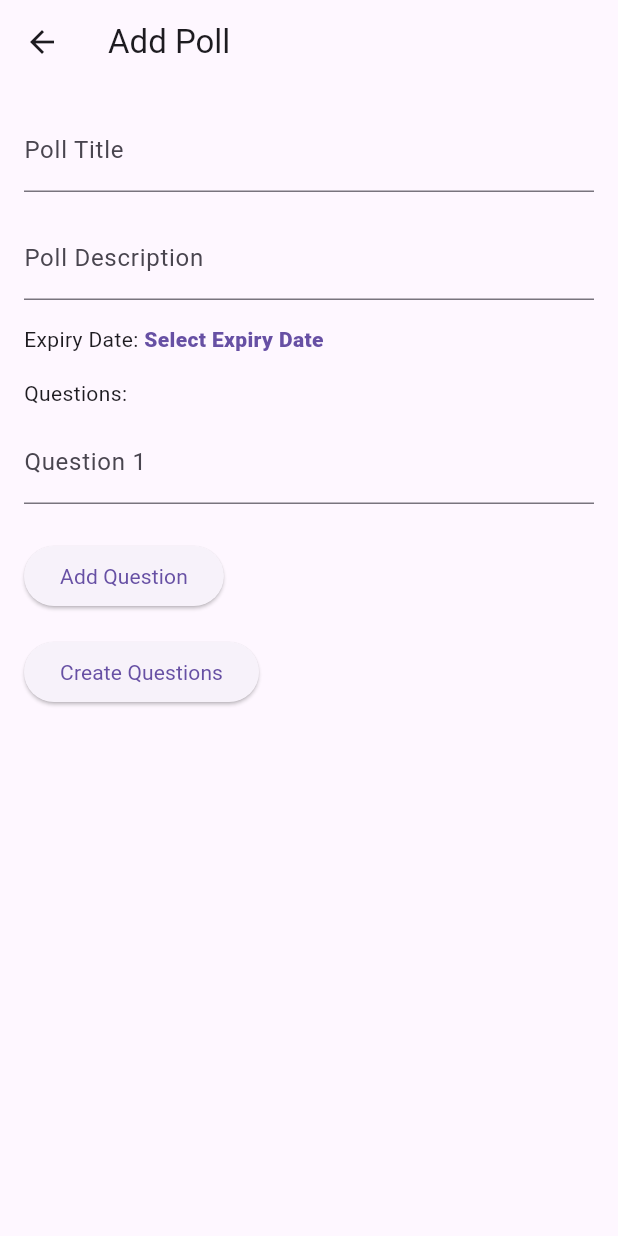
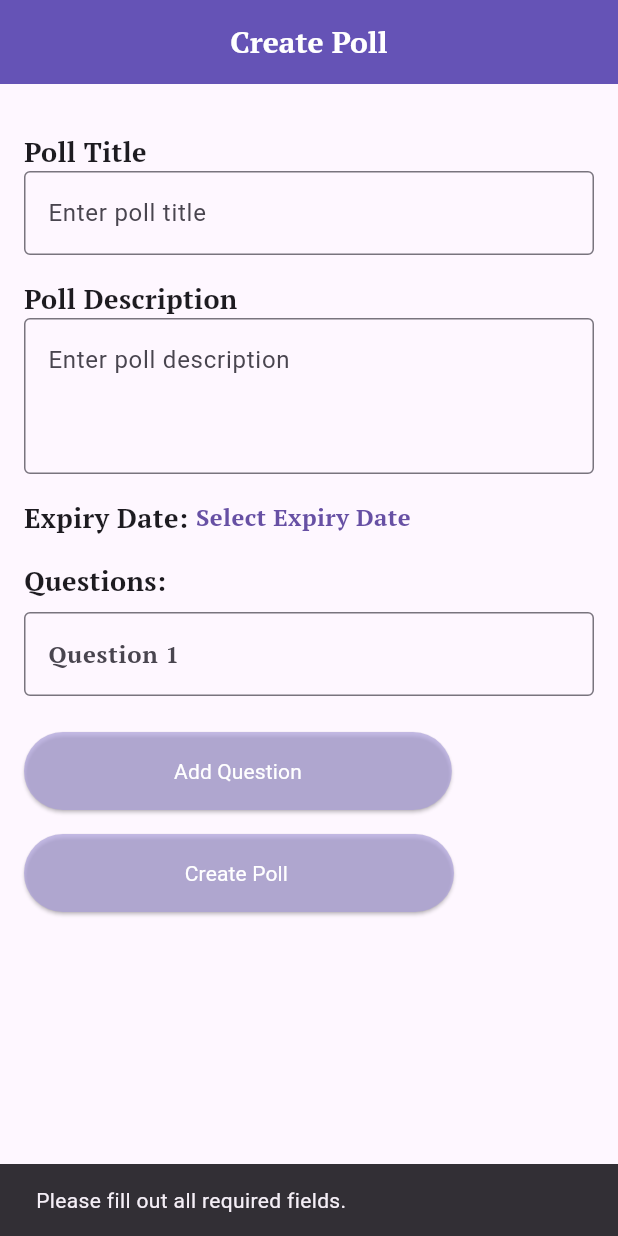
Before and after one commit to ktruong2702/Policy_Vote, a Flutter app: the AddPollPage screen opened directly, after a tap on "Add Question", after a tap on "Create Poll", on a phone screen of 412 x 824 dp. Run offline on Flutter 3.47's test engine with Material 3 defaults, Android fonts, the light colour scheme and no system bars; our stand-ins replace cloud_firestore, firebase_auth, firebase_core; accounts and stored records are empty; network calls fail; project files that could hold a hidden picture were left out.

Commit message:
creatorpoll layouts

```diff
--- a/lib/model/my_user.dart
+++ b/lib/model/my_user.dart
@@ -4,6 +4,7 @@ class MyUser {
   final String l_name;
   final String username;
   final String password;
+  final String role;
   final String uid; // Add uid field
 
   MyUser({
@@ -12,6 +13,7 @@ class MyUser {
     required this.l_name,
     required this.username,
     required this.password,
+    required this.role,
     required this.uid, // Initialize uid in the constructor
   });
 }
--- a/lib/page/CreatorPoll/createpolls.dart
+++ b/lib/page/CreatorPoll/createpolls.dart
@@ -1,5 +1,7 @@
+import 'package:bai3/page/CreatorPoll/mainpageCreator.dart';
 import 'package:cloud_firestore/cloud_firestore.dart';
 import 'package:flutter/material.dart';
+import 'package:bai3/model/my_user.dart';
 
 class AddPollPage extends StatefulWidget {
   @override
@@ -24,31 +26,23 @@ class _AddPollPageState extends State<AddPollPage> {
     });
   }
 
-  void _createPoll() async {
-    try {
-      // Tạo một bản ghi mới trong bộ sưu tập polls
-      var pollDoc = await FirebaseFirestore.instance.collection('polls').add({
-        'title': titleController.text,
-        'description': descriptionController.text,
-        'expired_time': selectedExpiryDate,
-      });
-
-      print('Poll created successfully');
-
-      // Hiển thị nút để thêm câu hỏi sau khi poll đã được tạo thành công
-      setState(() {
-        _showAddQuestionButton = true;
-      });
-    } catch (error) {
-      print('Error creating poll: $error');
-    }
+  void _createQuestions() async {
+    if (titleController.text.isEmpty ||
+        descriptionController.text.isEmpty ||
+        selectedExpiryDate == null ||
+        questions.isEmpty) {
+      // Show an error message on the UI
+      ScaffoldMessenger.of(context).showSnackBar(
+        const SnackBar(
+          content: Text('Please fill out all required fields.'),
+          duration: Duration(seconds: 2),
+        ),
+      );
+      return;
     }
 
-  bool _showAddQuestionButton = false;
-
-  void _createQuestions() async {
     try {
-    // Tạo một bản ghi mới trong bộ sưu tập polls
+      // Create a new record in the 'polls' collection
       var pollDoc = await FirebaseFirestore.instance.collection('polls').add({
         'title': titleController.text,
         'description': descriptionController.text,
@@ -57,8 +51,9 @@ class _AddPollPageState extends State<AddPollPage> {
 
       for (var question in questions) {
         if (question.isNotEmpty) {
-        // Thêm mỗi câu hỏi vào bộ sưu tập questions cùng cấp với bộ sưu tập polls
-        var questionDoc = await FirebaseFirestore.instance.collection('questions').add({
+          // Add each question to the 'questions' collection under the poll
+          var questionDoc =
+              await FirebaseFirestore.instance.collection('questions').add({
             'poll_id': pollDoc.id,
             'question_txt': question,
           });
@@ -66,8 +61,45 @@ class _AddPollPageState extends State<AddPollPage> {
           print('Question ${questionDoc.id} added to poll ${pollDoc.id}');
         }
       }
+
+      // Show a success message on the UI
+      ScaffoldMessenger.of(context).showSnackBar(
+        const SnackBar(
+          content: Text('Poll successfully created.'),
+          duration: Duration(seconds: 2),
+        ),
+      );
+
+      // Clear the form after successful creation
+      titleController.clear();
+      descriptionController.clear();
+      selectedExpiryDate = null;
+      questions.clear();
+
+      // Create an instance of MyUser
+      MyUser user = MyUser(
+        email: 'example@example.com',
+        f_name: 'First',
+        l_name: 'Last',
+        username: 'username',
+        password: 'password',
+        role: 'user',
+        uid: '12345', // Initialize with your actual uid
+      );
+
+      // Navigate to the MainpageCreator with the user object
+      Navigator.push(
+        context,
+        MaterialPageRoute(builder: (context) => MainpageCreator(user: user)),
+      );
     } catch (error) {
-    print('Error creating poll: $error');
+      // Show an error message on the UI
+      ScaffoldMessenger.of(context).showSnackBar(
+        SnackBar(
+          content: Text('Error creating poll: $error'),
+          duration: const Duration(seconds: 2),
+        ),
+      );
     }
   }
 
@@ -89,26 +121,58 @@ class _AddPollPageState extends State<AddPollPage> {
   Widget build(BuildContext context) {
     return Scaffold(
       appBar: AppBar(
-        title: Text('Add Poll'),
+        automaticallyImplyLeading: false,
+        centerTitle: true,
+        title: const Text(
+          'Create Poll',
+          style: TextStyle(
+              color: Colors.white,
+              fontSize: 20.0,
+              fontWeight: FontWeight.bold,
+              fontFamily: 'PTSerif'),
+        ),
+        backgroundColor: const Color.fromARGB(255, 101, 83, 182),
+        elevation: 0,
       ),
       body: SingleChildScrollView(
-        padding: EdgeInsets.all(16.0),
+        padding: const EdgeInsets.all(16.0),
         child: Column(
           crossAxisAlignment: CrossAxisAlignment.start,
           children: [
+            const SizedBox(height: 16.0),
+            const Text(
+              'Poll Title',
+              style: TextStyle(fontWeight: FontWeight.bold, fontSize: 18.0, fontFamily: 'PTSerif'),
+            ),
             TextField(
               controller: titleController,
-              decoration: InputDecoration(labelText: 'Poll Title'),
+              decoration: const InputDecoration(
+                hintText: 'Enter poll title',
+                labelStyle: TextStyle(fontFamily: 'PTSerif'),
+                border: OutlineInputBorder(),
               ),
-            SizedBox(height: 16.0),
+            ),
+            const SizedBox(height: 16.0),
+            const Text(
+              'Poll Description',
+              style: TextStyle(fontWeight: FontWeight.bold, fontSize: 18.0, fontFamily: 'PTSerif'),
+            ),
             TextField(
               controller: descriptionController,
-              decoration: InputDecoration(labelText: 'Poll Description'),
+              maxLines: 3,
+              decoration: const InputDecoration(
+                hintText: 'Enter poll description',
+                labelStyle: TextStyle(fontFamily: 'PTSerif'),
+                border: OutlineInputBorder(),
               ),
-            SizedBox(height: 16.0),
+            ),
+            const SizedBox(height: 16.0),
             Row(
               children: [
-                Text('Expiry Date: '),
+                const Text(
+                  'Expiry Date: ',
+                  style: TextStyle(fontWeight: FontWeight.bold, fontSize: 18.0, fontFamily: 'PTSerif'),
+                ),
                 InkWell(
                   onTap: () {
                     _selectExpiryDate(context);
@@ -120,17 +184,23 @@ class _AddPollPageState extends State<AddPollPage> {
                     style: TextStyle(
                       color: Theme.of(context).primaryColor,
                       fontWeight: FontWeight.bold,
+                      fontFamily: 'PTSerif',
+                      fontSize: 16.0,
                     ),
                   ),
                 ),
               ],
             ),
-            SizedBox(height: 16.0),
-            Text('Questions:'),
-            ...questions.asMap().entries.map((entry) {
+            const SizedBox(height: 16.0),
+            const Text(
+              'Questions:',
+              style: TextStyle(fontWeight: FontWeight.bold, fontSize: 18.0, fontFamily: 'PTSerif'),
+            ),
+            Column(
+              children: questions.asMap().entries.map((entry) {
                 int index = entry.key;
                 return Padding(
-                padding: EdgeInsets.symmetric(vertical: 8.0),
+                  padding: const EdgeInsets.symmetric(vertical: 8.0),
                   child: Row(
                     children: [
                       Expanded(
@@ -138,26 +208,47 @@ class _AddPollPageState extends State<AddPollPage> {
                           onChanged: (value) {
                             _updateQuestion(index, value);
                           },
-                        decoration:
-                            InputDecoration(labelText: 'Question ${index + 1}'),
+                          decoration: InputDecoration(
+                            labelText: 'Question ${index + 1}',
+                            labelStyle: const TextStyle(fontFamily: 'PTSerif'),
+                            border: const OutlineInputBorder(),
+                          ),
                         ),
                       ),
                     ],
                   ),
                 );
               }).toList(),
-            SizedBox(height: 16.0),
+            ),
+            const SizedBox(height: 16.0),
             ElevatedButton(
               onPressed: _addQuestion,
-              child: Text('Add Question'),
+              style: ButtonStyle(
+                padding: MaterialStateProperty.all<EdgeInsetsGeometry>(
+                  const EdgeInsets.symmetric(horizontal: 100.0, vertical: 16.0),
                 ),
-            SizedBox(height: 16.0),
+                backgroundColor: MaterialStateProperty.all<Color>(
+                  const Color.fromARGB(171, 170, 159, 218),
+                ),
+                foregroundColor: MaterialStateProperty.all<Color>(Colors.white),
+              ),
+              child: const Text('Add Question'),
+            ),
+            const SizedBox(height: 16.0),
             ElevatedButton(
-              onPressed:
-                  _showAddQuestionButton ? _createQuestions : _createPoll,
-              child: Text(
-                  _showAddQuestionButton ? 'Create Questions' : 'Create Poll'),
+              onPressed: _createQuestions,
+              style: ButtonStyle(
+                padding: MaterialStateProperty.all<EdgeInsetsGeometry>(
+                  const EdgeInsets.symmetric(horizontal: 100.0, vertical: 16.0),
                 ),
+                backgroundColor: MaterialStateProperty.all<Color>(
+                  const Color.fromARGB(171, 170, 159, 218),
+                ),
+                foregroundColor: MaterialStateProperty.all<Color>(Colors.white),
+              ),
+              child: const Text('  Create Poll   '),
+            ),
+            const SizedBox(height: 16.0),
           ],
         ),
       ),
--- a/lib/page/CreatorPoll/mainpageCreator.dart
+++ b/lib/page/CreatorPoll/mainpageCreator.dart
@@ -1,9 +1,8 @@
 import 'package:bai3/model/my_user.dart';
+import 'package:bai3/page/CreatorPoll/createpolls.dart';
+import 'package:bai3/page/CreatorPoll/detail.dart';
 import 'package:bai3/page/defaultwidget.dart';
 import 'package:bai3/page/detail.dart';
-import 'package:bai3/page/home.dart';
-import 'package:bai3/page/polls.dart';
-import 'package:bai3/page/recentPoll.dart';
 import 'package:flutter/material.dart';
 
 class MainpageCreator extends StatefulWidget {
@@ -30,18 +29,14 @@ class _MainpageState extends State<MainpageCreator> {
       case 0:
         {
 
-          return PollAnswerResult(userId: widget.user.uid );
+          return UpdatePollPage();
 
         }
       case 1:
         {
-          return HomePage(user: widget.user);
+          return AddPollPage();
         }
       case 2:
-        {
-          return const RecentPollPage();
-        }
-      case 3:
         {
           return UserDetailPage(
               user: widget.user,
--- a/lib/page/login.dart
+++ b/lib/page/login.dart
@@ -1,5 +1,6 @@
 import 'package:bai3/mainpage.dart';
 import 'package:bai3/model/my_user.dart';
+import 'package:bai3/page/CreatorPoll/mainpageCreator.dart';
 import 'package:bai3/page/admin/mainpageAdmin.dart';
 import 'package:bai3/page/splashscreen.dart';
 import 'package:cloud_firestore/cloud_firestore.dart';
@@ -107,6 +108,12 @@ class _LoginFormState extends State<LoginForm> {
         Navigator.pushReplacement(
           context,
           MaterialPageRoute(builder: (context) => MainpageAdmin(user: user)),
+        );
+      } else if (user.role == 'policymaker') {
+        // Navigate to policymaker layout
+        Navigator.pushReplacement(
+          context,
+          MaterialPageRoute(builder: (context) => MainpageCreator(user: user)),
         );
       } else {
         // Navigate to main page
```
Also changed, not shown: pubspec.lock. Lines whose indentation alone changed are shown as unchanged.
